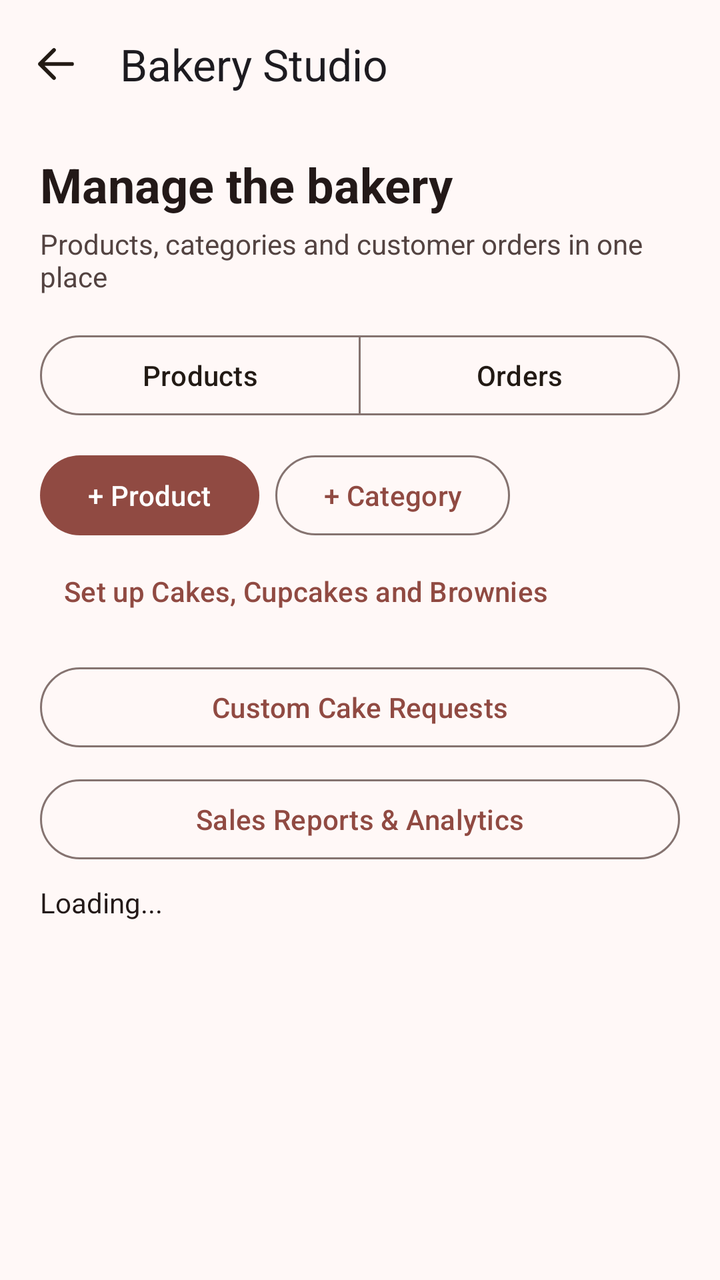
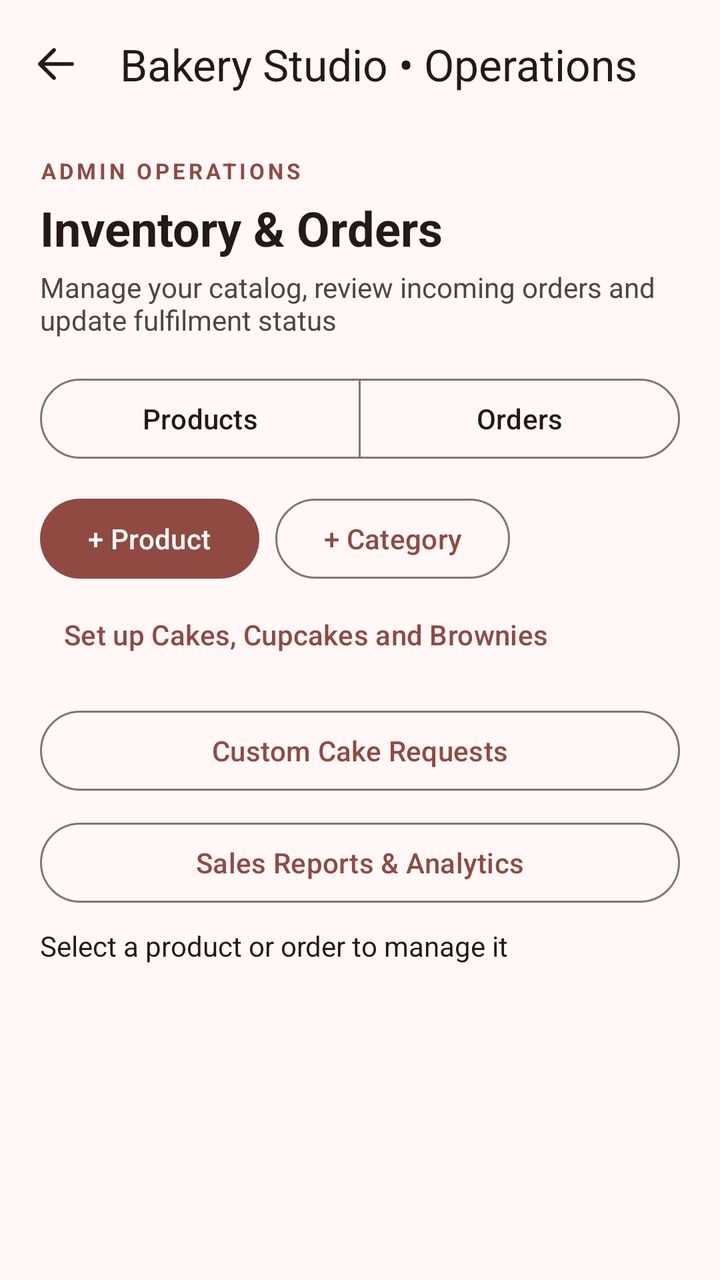

The first picture is an Android layout as it rendered before a commit; the second is the same layout after the commit. The layout source and the unified diff follow.
<!-- AndroidManifest.xml: application theme Theme.ButterQueen -->
<!-- res/layout/activity_admin_dashboard.xml -->
<?xml version="1.0" encoding="utf-8"?>
<LinearLayout xmlns:android="http://schemas.android.com/apk/res/android"
    xmlns:app="http://schemas.android.com/apk/res-auto"
    android:id="@+id/adminDashboardRoot"
    android:layout_width="match_parent"
    android:layout_height="match_parent"
    android:background="@color/md_theme_background"
    android:orientation="vertical">
    <com.google.android.material.appbar.MaterialToolbar
        android:id="@+id/adminBack"
        android:layout_width="match_parent"
        android:layout_height="?attr/actionBarSize"
        app:navigationIcon="@drawable/ic_bq_back"
        app:navigationIconTint="@color/md_theme_onSurface"
        app:title="Bakery Studio" />
    <LinearLayout
        android:layout_width="match_parent"
        android:layout_height="wrap_content"
        android:orientation="vertical"
        android:paddingStart="20dp"
        android:paddingEnd="20dp">
        <TextView
            android:layout_width="match_parent"
            android:layout_height="wrap_content"
            android:layout_marginTop="12dp"
            android:text="Manage the bakery"
            android:textColor="@color/md_theme_onBackground"
            android:textSize="24sp"
            android:textStyle="bold" />
        <TextView
            android:layout_width="match_parent"
            android:layout_height="wrap_content"
            android:layout_marginTop="4dp"
            android:text="Products, categories and customer orders in one place"
            android:textColor="@color/md_theme_onSurfaceVariant"
            android:textSize="14sp" />
        <com.google.android.material.button.MaterialButtonToggleGroup
            android:id="@+id/adminTabs"
            android:layout_width="match_parent"
            android:layout_height="wrap_content"
            android:layout_marginTop="16dp"
            android:orientation="horizontal"
            app:singleSelection="true"
            app:selectionRequired="true">
            <com.google.android.material.button.MaterialButton
                android:id="@+id/adminProductsTab"
                style="@style/Widget.Material3.Button.OutlinedButton"
                android:layout_width="0dp"
                android:layout_height="48dp"
                android:layout_weight="1"
                android:checked="true"
                android:text="Products"
                android:textAllCaps="false" />
            <com.google.android.material.button.MaterialButton
                android:id="@+id/adminOrdersTab"
                style="@style/Widget.Material3.Button.OutlinedButton"
                android:layout_width="0dp"
                android:layout_height="48dp"
                android:layout_weight="1"
                android:text="Orders"
                android:textAllCaps="false" />
        </com.google.android.material.button.MaterialButtonToggleGroup>
        <LinearLayout
            android:layout_width="match_parent"
            android:layout_height="wrap_content"
            android:layout_marginTop="12dp"
            android:orientation="horizontal">
            <com.google.android.material.button.MaterialButton
                android:id="@+id/adminAddProductButton"
                android:layout_width="wrap_content"
                android:layout_height="wrap_content"
                android:text="+ Product"
                android:textAllCaps="false" />
            <com.google.android.material.button.MaterialButton
                android:id="@+id/adminAddCategoryButton"
                style="@style/Widget.Material3.Button.OutlinedButton"
                android:layout_width="wrap_content"
                android:layout_height="wrap_content"
                android:layout_marginStart="8dp"
                android:text="+ Category"
                android:textAllCaps="false" />
        </LinearLayout>
        <com.google.android.material.button.MaterialButton
            android:id="@+id/adminStarterButton"
            style="@style/Widget.Material3.Button.TextButton"
            android:layout_width="wrap_content"
            android:layout_height="wrap_content"
            android:text="Set up Cakes, Cupcakes and Brownies"
            android:textAllCaps="false" />
        <com.google.android.material.button.MaterialButton
            android:id="@+id/adminCustomCakeRequestsButton"
            style="@style/Widget.Material3.Button.OutlinedButton"
            android:layout_width="match_parent"
            android:layout_height="wrap_content"
            android:layout_marginTop="10dp"
            android:text="Custom Cake Requests"
            android:textAllCaps="false" />
        <com.google.android.material.button.MaterialButton
            android:id="@+id/adminSalesReportsButton"
            style="@style/Widget.Material3.Button.OutlinedButton"
            android:layout_width="match_parent"
            android:layout_height="wrap_content"
            android:layout_marginTop="8dp"
            android:text="Sales Reports &amp; Analytics"
            android:textAllCaps="false" />
        <TextView
            android:id="@+id/adminStatusText"
            android:layout_width="match_parent"
            android:layout_height="wrap_content"
            android:layout_marginTop="8dp"
            android:layout_marginBottom="12dp"
            android:text="Loading..."
            android:textColor="@color/md_theme_onBackground"
            android:textSize="14sp" />
    </LinearLayout>
    <androidx.core.widget.NestedScrollView
        android:layout_width="match_parent"
        android:layout_height="0dp"
        android:layout_weight="1"
        android:fillViewport="true">
        <LinearLayout
            android:id="@+id/adminRows"
            android:layout_width="match_parent"
            android:layout_height="wrap_content"
            android:orientation="vertical"
            android:paddingStart="20dp"
            android:paddingEnd="20dp"
            android:paddingBottom="20dp" />
    </androidx.core.widget.NestedScrollView>
</LinearLayout>
<!-- resources referenced by this layout -->
<resources>
  <color name="md_theme_background">#FFF8F7</color>
  <color name="md_theme_onBackground">#231918</color>
  <color name="md_theme_onSurface">#221A14</color>
  <color name="md_theme_onSurfaceVariant">#534341</color>
  <!-- drawable ic_bq_back (drawable) -->
  <vector xmlns:android="http://schemas.android.com/apk/res/android"
      android:width="24dp" android:height="24dp"
      android:viewportWidth="24" android:viewportHeight="24">
      <path android:fillColor="@android:color/transparent"
          android:strokeColor="#FF000000" android:strokeWidth="1.9"
          android:strokeLineCap="round" android:strokeLineJoin="round"
          android:pathData="M20,12 H4 M11,5 L4,12 11,19" />
  </vector>
  <color name="md_theme_primary">#904A42</color>
  <color name="md_theme_onPrimary">#FFFFFF</color>
  <color name="md_theme_primaryContainer">#FFDAD5</color>
  <color name="md_theme_onPrimaryContainer">#73342D</color>
  <color name="md_theme_secondary">#775652</color>
  <color name="md_theme_onSecondary">#FFFFFF</color>
  <color name="md_theme_secondaryContainer">#FFDAD5</color>
  <color name="md_theme_onSecondaryContainer">#5D3F3B</color>
  <color name="md_theme_tertiary">#835415</color>
  <color name="md_theme_onTertiary">#FFFFFF</color>
  <color name="md_theme_tertiaryContainer">#FFDDBA</color>
  <color name="md_theme_onTertiaryContainer">#673D00</color>
  <color name="md_theme_error">#BA1A1A</color>
  <color name="md_theme_onError">#FFFFFF</color>
  <color name="md_theme_errorContainer">#FFDAD6</color>
  <color name="md_theme_onErrorContainer">#93000A</color>
  <color name="md_theme_surface">#FFF8F5</color>
  <color name="md_theme_surfaceVariant">#F5DDDA</color>
  <color name="md_theme_outline">#857370</color>
  <color name="md_theme_outlineVariant">#D8C2BF</color>
  <!-- unchanged entries left out for length: 1 -->
</resources>

<!-- the commit's change to res/layout/activity_admin_dashboard.xml (unified diff, before → after) -->
@@ -12,7 +12,8 @@
         android:layout_height="?attr/actionBarSize"
         app:navigationIcon="@drawable/ic_bq_back"
         app:navigationIconTint="@color/md_theme_onSurface"
-        app:title="Bakery Studio" />
+        app:title="Bakery Studio • Operations"
+        app:titleTextColor="@color/md_theme_onSurface" />
     <LinearLayout
         android:layout_width="match_parent"
         android:layout_height="wrap_content"
@@ -22,8 +23,17 @@
         <TextView
             android:layout_width="match_parent"
             android:layout_height="wrap_content"
-            android:layout_marginTop="12dp"
-            android:text="Manage the bakery"
+            android:layout_marginTop="14dp"
+            android:text="ADMIN OPERATIONS"
+            android:textSize="11sp"
+            android:letterSpacing="0.15"
+            android:textStyle="bold"
+            android:textColor="@color/md_theme_primary" />
+        <TextView
+            android:layout_width="match_parent"
+            android:layout_height="wrap_content"
+            android:layout_marginTop="5dp"
+            android:text="Inventory &amp; Orders"
             android:textColor="@color/md_theme_onBackground"
             android:textSize="24sp"
             android:textStyle="bold" />
@@ -31,7 +41,7 @@
             android:layout_width="match_parent"
             android:layout_height="wrap_content"
             android:layout_marginTop="4dp"
-            android:text="Products, categories and customer orders in one place"
+            android:text="Manage your catalog, review incoming orders and update fulfilment status"
             android:textColor="@color/md_theme_onSurfaceVariant"
             android:textSize="14sp" />
         <com.google.android.material.button.MaterialButtonToggleGroup
@@ -109,7 +119,7 @@
             android:layout_height="wrap_content"
             android:layout_marginTop="8dp"
             android:layout_marginBottom="12dp"
-            android:text="Loading..."
+            android:text="Select a product or order to manage it"
             android:textColor="@color/md_theme_onBackground"
             android:textSize="14sp" />
     </LinearLayout>
